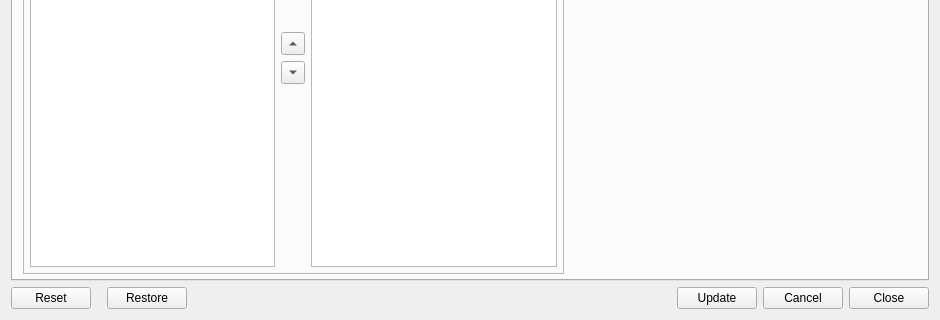
First picture: the form in Resources/ui/Design.ui, repository geolta/FreeCAD-Ribbon, before the edit; both pictures show x 0 to 940 and y 404 to 724 of the 940 by 724 pixel window.
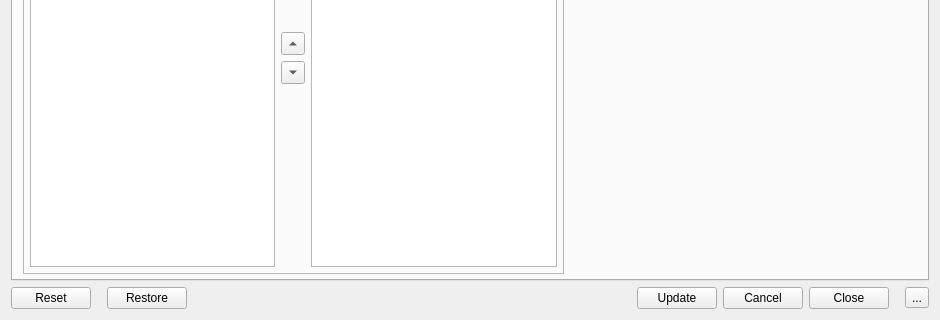
Second picture: the form after the edit. The open tabs and pages were chosen to show the change.

Commit message: Add function to change the text for the buttons in the ribbon bar Added a helpbutton  to the design menu the design menu is no longer resizable

What changed in the file:
```diff
--- a/Resources/ui/Design.ui
+++ b/Resources/ui/Design.ui
@@ -13,6 +13,24 @@
     <height>724</height>
    </rect>
   </property>
+  <property name="sizePolicy">
+   <sizepolicy hsizetype="Preferred" vsizetype="Preferred">
+    <horstretch>0</horstretch>
+    <verstretch>0</verstretch>
+   </sizepolicy>
+  </property>
+  <property name="minimumSize">
+   <size>
+    <width>580</width>
+    <height>724</height>
+   </size>
+  </property>
+  <property name="maximumSize">
+   <size>
+    <width>940</width>
+    <height>724</height>
+   </size>
+  </property>
   <property name="baseSize">
    <size>
     <width>0</width>
@@ -44,6 +62,30 @@
        </property>
       </spacer>
      </item>
+     <item row="0" column="6">
+      <widget class="QPushButton" name="GenerateJsonExit">
+       <property name="text">
+        <string>Close</string>
+       </property>
+      </widget>
+     </item>
+     <item row="0" column="8">
+      <widget class="QToolButton" name="HelpButton">
+       <property name="text">
+        <string>...</string>
+       </property>
+      </widget>
+     </item>
+     <item row="0" column="2">
+      <widget class="QPushButton" name="RestoreJson">
+       <property name="enabled">
+        <bool>true</bool>
+       </property>
+       <property name="text">
+        <string>Restore</string>
+       </property>
+      </widget>
+     </item>
      <item row="0" column="4">
       <widget class="QPushButton" name="GenerateJson">
        <property name="text">
@@ -84,22 +126,21 @@
        </property>
       </widget>
      </item>
-     <item row="0" column="6">
-      <widget class="QPushButton" name="GenerateJsonExit">
-       <property name="text">
-        <string>Close</string>
+     <item row="0" column="7">
+      <spacer name="horizontalSpacer_3">
+       <property name="orientation">
+        <enum>Qt::Horizontal</enum>
        </property>
-      </widget>
-     </item>
-     <item row="0" column="2">
-      <widget class="QPushButton" name="RestoreJson">
-       <property name="enabled">
-        <bool>true</bool>
+       <property name="sizeType">
+        <enum>QSizePolicy::Fixed</enum>
        </property>
-       <property name="text">
-        <string>Restore</string>
+       <property name="sizeHint" stdset="0">
+        <size>
+         <width>10</width>
+         <height>20</height>
+        </size>
        </property>
-      </widget>
+      </spacer>
      </item>
     </layout>
    </item>
```
Left out of the diff: 14 changed lines with no effect on the pictures. The commit also changes 4 other files.
